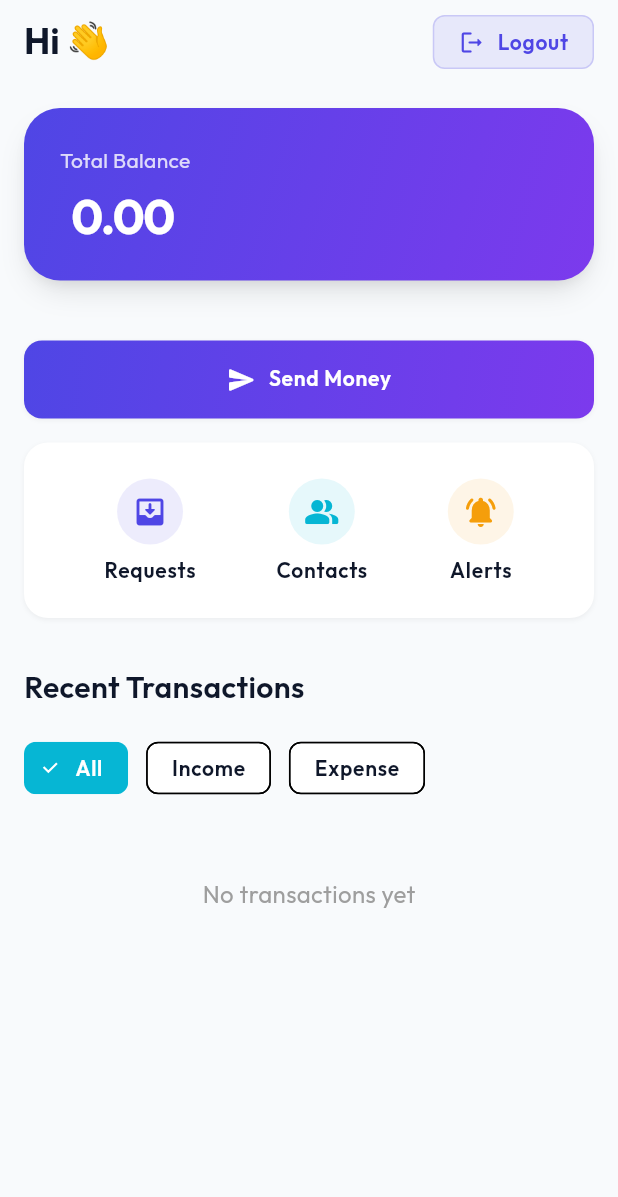
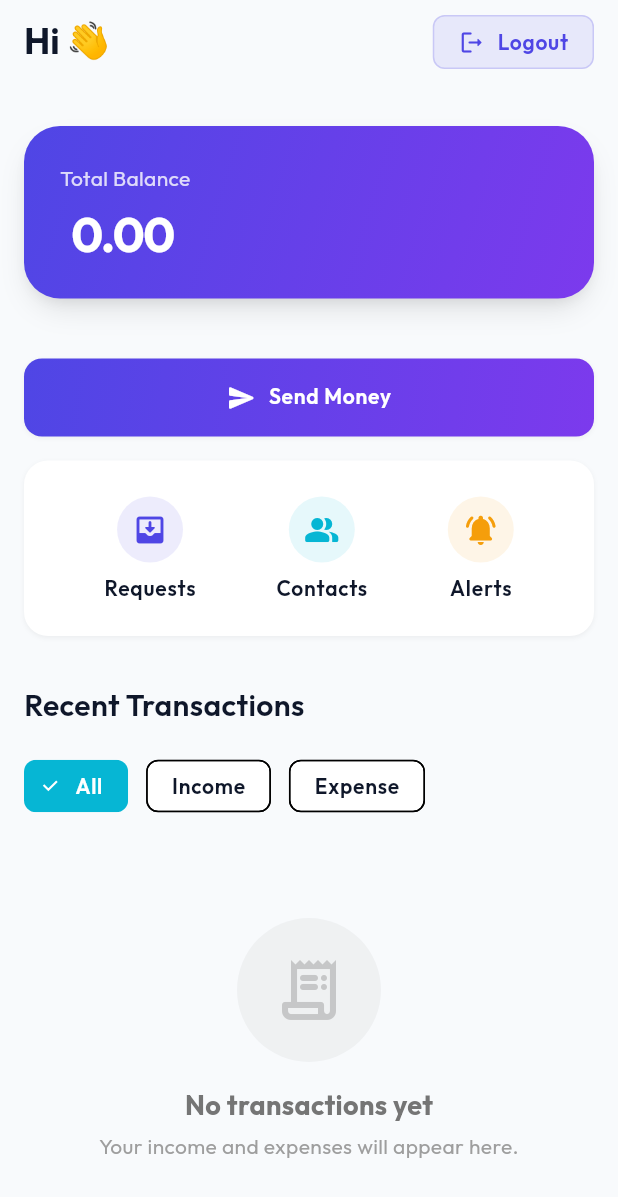
Before and after one commit to abdullahbokl/Boklo-Wallet, a Flutter app: the WalletPage screen opened by its route, on a phone screen of 412 x 824 dp. Shown: the top 1197 px of the screen. Run offline on Flutter 3.47's test engine with Material 3 defaults, Android fonts, the phone set to English and light mode, and no system bars; our stand-ins replace bloc, cloud_firestore, cloud_functions, device_info_plus, dio, equatable and 13 more; missing offline and left inert: firebase_app_check; accounts and stored records are empty; generated files the repository leaves out were written again.

Commit message:
feat: Implement wallet skeleton, enhance wallet loading error states, add username validation, and introduce core documentation.

```diff
--- a/lib/features/wallet/presentation/pages/wallet_page.dart
+++ b/lib/features/wallet/presentation/pages/wallet_page.dart
@@ -15,6 +15,8 @@ import 'package:boklo/features/wallet/presentation/bloc/wallet_state.dart';
 import 'package:boklo/features/wallet/presentation/widgets/quick_actions_row.dart';
 import 'package:boklo/features/wallet/presentation/widgets/transaction_list.dart';
 import 'package:boklo/features/wallet/presentation/widgets/wallet_primary_action.dart';
+import 'package:boklo/features/wallet/presentation/widgets/wallet_skeleton.dart';
+import 'package:boklo/shared/presentation/widgets/dev_info_widget.dart';
 import 'package:boklo/shared/responsive/responsive_builder.dart';
 import 'package:boklo/shared/widgets/molecules/balance_card.dart';
 import 'package:flutter/material.dart';
@@ -125,18 +127,28 @@ class WalletPage extends StatelessWidget {
               ],
             ),
             body: state.when(
-              initial: () => const Center(child: CircularProgressIndicator()),
-              loading: () => const Center(
+              initial: () => const WalletSkeleton(),
+              loading: () => const WalletSkeleton(),
+              error: (error) => Center(
                 child: Column(
                   mainAxisAlignment: MainAxisAlignment.center,
                   children: [
-                    CircularProgressIndicator(),
-                    SizedBox(height: AppDimens.md),
-                    Text('Setting up your wallet...'),
+                    const Icon(Icons.error_outline,
+                        size: 48, color: AppColors.error),
+                    const SizedBox(height: AppDimens.md),
+                    Text(error.message),
+                    const SizedBox(height: AppDimens.md),
+                    ElevatedButton(
+                      onPressed: () {
+                        // Trigger a retry if available, or just re-emit loading
+                        // Ideally Cubit should have a retry method or we assume auto-retry/init
+                        // For now just show error
+                      },
+                      child: const Text('Retry'),
+                    ),
                   ],
                 ),
               ),
-              error: (error) => Center(child: Text(error.message)),
               success: (data) => ResponsiveBuilder(
                 mobile: (context, _) => _WalletLayout(data: data),
                 tablet: (context, _) => Center(
@@ -167,11 +179,21 @@ class _WalletLayout extends StatelessWidget {
 
   @override
   Widget build(BuildContext context) {
+    // Attempt to get user ID from AuthCubit for debug info
+    final user = context.read<AuthCubit>().state.data;
+
     return SingleChildScrollView(
       padding: const EdgeInsets.all(AppDimens.md),
       child: Column(
         crossAxisAlignment: CrossAxisAlignment.stretch,
         children: [
+          // Dev Info (Auto-hidden in release)
+          DevInfoWidget(
+            userId: user?.id,
+            walletId: data.wallet.id,
+          ),
+          const SizedBox(height: AppDimens.sm),
+
           // Entrance Animation for Balance Card
           TweenAnimationBuilder<double>(
             duration: const Duration(milliseconds: 600),
--- a/lib/features/wallet/presentation/widgets/transaction_list.dart
+++ b/lib/features/wallet/presentation/widgets/transaction_list.dart
@@ -26,10 +26,41 @@ class TransactionList extends StatelessWidget {
     if (transactions.isEmpty) {
       return Center(
         child: Padding(
-          padding: const EdgeInsets.all(AppDimens.xl),
-          child: Text(
-            'No transactions yet',
-            style: AppTypography.bodyLarge.copyWith(color: Colors.grey),
+          padding: const EdgeInsets.symmetric(
+            vertical: AppDimens.xxl,
+            horizontal: AppDimens.xl,
+          ),
+          child: Column(
+            mainAxisSize: MainAxisSize.min,
+            children: [
+              Container(
+                padding: const EdgeInsets.all(AppDimens.lg),
+                decoration: BoxDecoration(
+                  color: Colors.grey.withOpacity(0.1),
+                  shape: BoxShape.circle,
+                ),
+                child: Icon(
+                  Icons.receipt_long_rounded,
+                  size: 48,
+                  color: Colors.grey.withOpacity(0.5),
+                ),
+              ),
+              const SizedBox(height: AppDimens.md),
+              Text(
+                'No transactions yet',
+                style: AppTypography.title.copyWith(
+                  color: Colors.grey[600],
+                  fontWeight: FontWeight.bold,
+                  fontSize: 18,
+                ),
+              ),
+              const SizedBox(height: 4),
+              Text(
+                'Your income and expenses will appear here.',
+                style: AppTypography.bodyMedium.copyWith(color: Colors.grey),
+                textAlign: TextAlign.center,
+              ),
+            ],
           ),
         ),
       );
```
Also changed, not shown: lib/core/utils/username_validator.dart (added, +21 -0 lines), lib/features/transfers/presentation/widgets/transfer_form.dart (+22 -1 lines), lib/features/wallet/presentation/widgets/wallet_skeleton.dart (added, +110 -0 lines), lib/shared/presentation/widgets/dev_info_widget.dart (added, +63 -0 lines), 4 other files.
